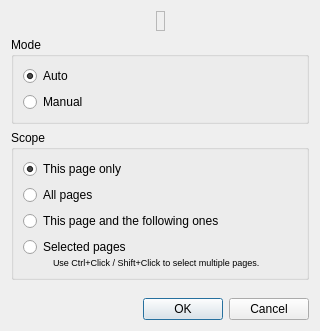
First picture: the form in filters/page_split/ui/PageSplitModeDialog.ui, repository ImageProcessing-ElectronicPublications/scantailor-deviant, before the edit.
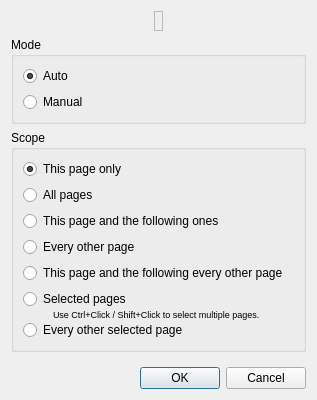
Second picture: the form after the edit. Icons and pictures are not drawn.

Commit message: every other split

Patch:
```diff
--- a/filters/page_split/ui/PageSplitModeDialog.ui
+++ b/filters/page_split/ui/PageSplitModeDialog.ui
@@ -9,8 +9,8 @@
    <rect>
     <x>0</x>
     <y>0</y>
-    <width>320</width>
-    <height>331</height>
+    <width>317</width>
+    <height>400</height>
    </rect>
   </property>
   <property name="windowTitle">
@@ -113,6 +113,20 @@
         </property>
        </widget>
       </item>
+      <item>
+       <widget class="QRadioButton" name="everyOtherRB">
+        <property name="text">
+         <string>Every other page</string>
+        </property>
+       </widget>
+      </item>
+      <item>
+       <widget class="QRadioButton" name="thisEveryOtherRB">
+        <property name="text">
+         <string>This page and the following every other page</string>
+        </property>
+       </widget>
+      </item>
       <item>
        <widget class="QWidget" name="selectedPagesWidget" native="true">
         <layout class="QVBoxLayout" name="verticalLayout">
@@ -164,6 +178,13 @@
            </item>
           </layout>
          </item>
+         <item>
+          <widget class="QRadioButton" name="everyOtherSelectedRB">
+           <property name="text">
+            <string>Every other selected page</string>
+           </property>
+          </widget>
+         </item>
         </layout>
        </widget>
       </item>
```
Left out of the diff: 7 changed lines with no effect on the pictures. The commit also changes 1 other file.
